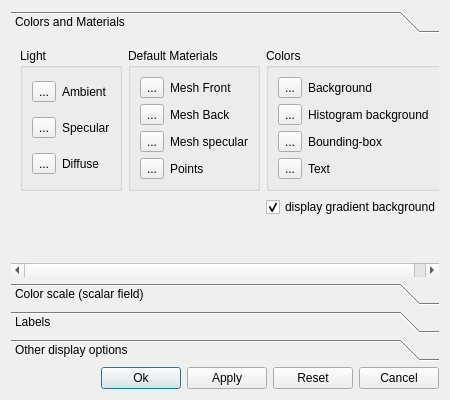
Old version of the form qCC/ui_templates/displayOptionsDlg.ui in the repository CloudCompare/CloudCompare.
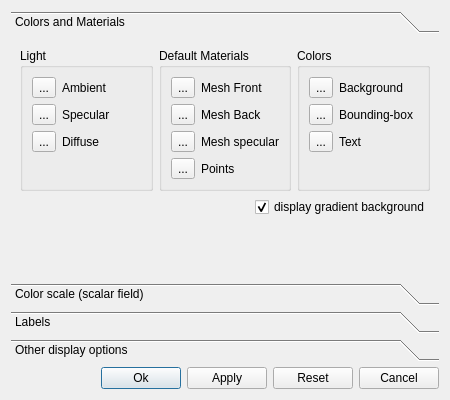
New version of the form. The open tabs and pages were chosen to show the change. Icons and pictures are not drawn.

Commit message: New display parameter: zoom speed in perspective mode (+ the deprecated 'histogram background' color has been removed)

Diff of the .ui file:
```diff
--- a/qCC/ui_templates/displayOptionsDlg.ui
+++ b/qCC/ui_templates/displayOptionsDlg.ui
@@ -34,8 +34,8 @@
        <rect>
         <x>0</x>
         <y>0</y>
-        <width>405</width>
-        <height>187</height>
+        <width>432</width>
+        <height>243</height>
        </rect>
       </property>
       <attribute name="label">
@@ -126,6 +126,19 @@
                </item>
               </layout>
              </item>
+             <item>
+              <spacer name="verticalSpacer_5">
+               <property name="orientation">
+                <enum>Qt::Vertical</enum>
+               </property>
+               <property name="sizeHint" stdset="0">
+                <size>
+                 <width>0</width>
+                 <height>0</height>
+                </size>
+               </property>
+              </spacer>
+             </item>
             </layout>
            </widget>
           </item>
@@ -237,27 +250,6 @@
                </item>
               </layout>
              </item>
-             <item>
-              <layout class="QHBoxLayout" name="_3">
-               <item>
-                <widget class="QToolButton" name="histBkgColorButton">
-                 <property name="text">
-                  <string>...</string>
-                 </property>
-                 <property name="toolButtonStyle">
-                  <enum>Qt::ToolButtonIconOnly</enum>
-                 </property>
-                </widget>
-               </item>
-               <item>
-                <widget class="QLabel" name="label_17">
-                 <property name="text">
-                  <string>Histogram background</string>
-                 </property>
-                </widget>
-               </item>
-              </layout>
-             </item>
              <item>
               <layout class="QHBoxLayout">
                <item>
@@ -297,6 +289,19 @@
                </item>
               </layout>
              </item>
+             <item>
+              <spacer name="verticalSpacer_6">
+               <property name="orientation">
+                <enum>Qt::Vertical</enum>
+               </property>
+               <property name="sizeHint" stdset="0">
+                <size>
+                 <width>0</width>
+                 <height>0</height>
+                </size>
+               </property>
+              </spacer>
+             </item>
             </layout>
            </widget>
           </item>
@@ -660,6 +665,49 @@
          </item>
         </layout>
        </item>
+       <item>
+        <layout class="QHBoxLayout" name="horizontalLayout_5">
+         <item>
+          <widget class="QLabel" name="label_17">
+           <property name="text">
+            <string>Perspective zooming speed</string>
+           </property>
+          </widget>
+         </item>
+         <item>
+          <widget class="QDoubleSpinBox" name="zoomSpeedDoubleSpinBox">
+           <property name="toolTip">
+            <string>Zoom/walk speed in perspective mode (default = 1.0)</string>
+           </property>
+           <property name="decimals">
+            <number>3</number>
+           </property>
+           <property name="maximum">
+            <double>1000.000000000000000</double>
+           </property>
+           <property name="singleStep">
+            <double>0.010000000000000</double>
+           </property>
+           <property name="value">
+            <double>1.000000000000000</double>
+           </property>
+          </widget>
+         </item>
+         <item>
+          <spacer name="horizontalSpacer_4">
+           <property name="orientation">
+            <enum>Qt::Horizontal</enum>
+           </property>
+           <property name="sizeHint" stdset="0">
+            <size>
+             <width>40</width>
+             <height>20</height>
+            </size>
+           </property>
+          </spacer>
+         </item>
+        </layout>
+       </item>
        <item>
         <widget class="QCheckBox" name="showCrossCheckBox">
          <property name="toolTip">
```
Left out of the diff: 26 changed lines with no effect on the pictures. The commit also changes 7 other files.
